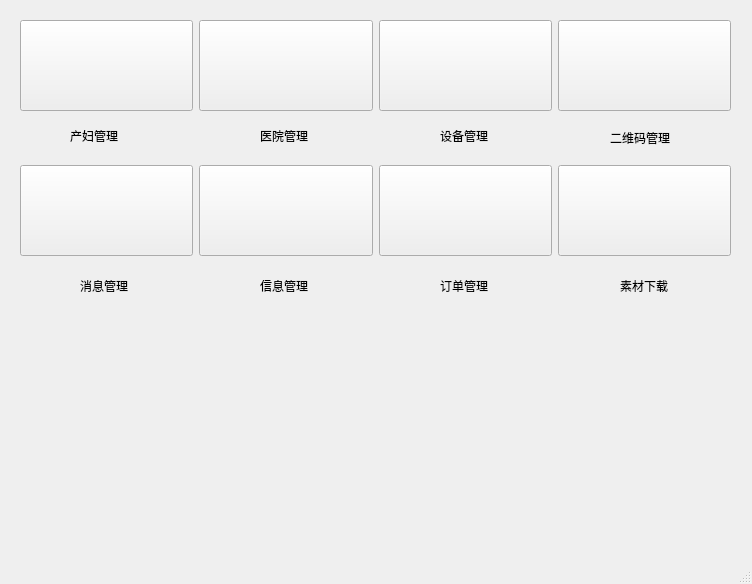
This is app/view/main/mainWindowui.ui in hello3306/wangyiyun-pyqt5 as Qt 5 draws it before an edit. The edited form follows.
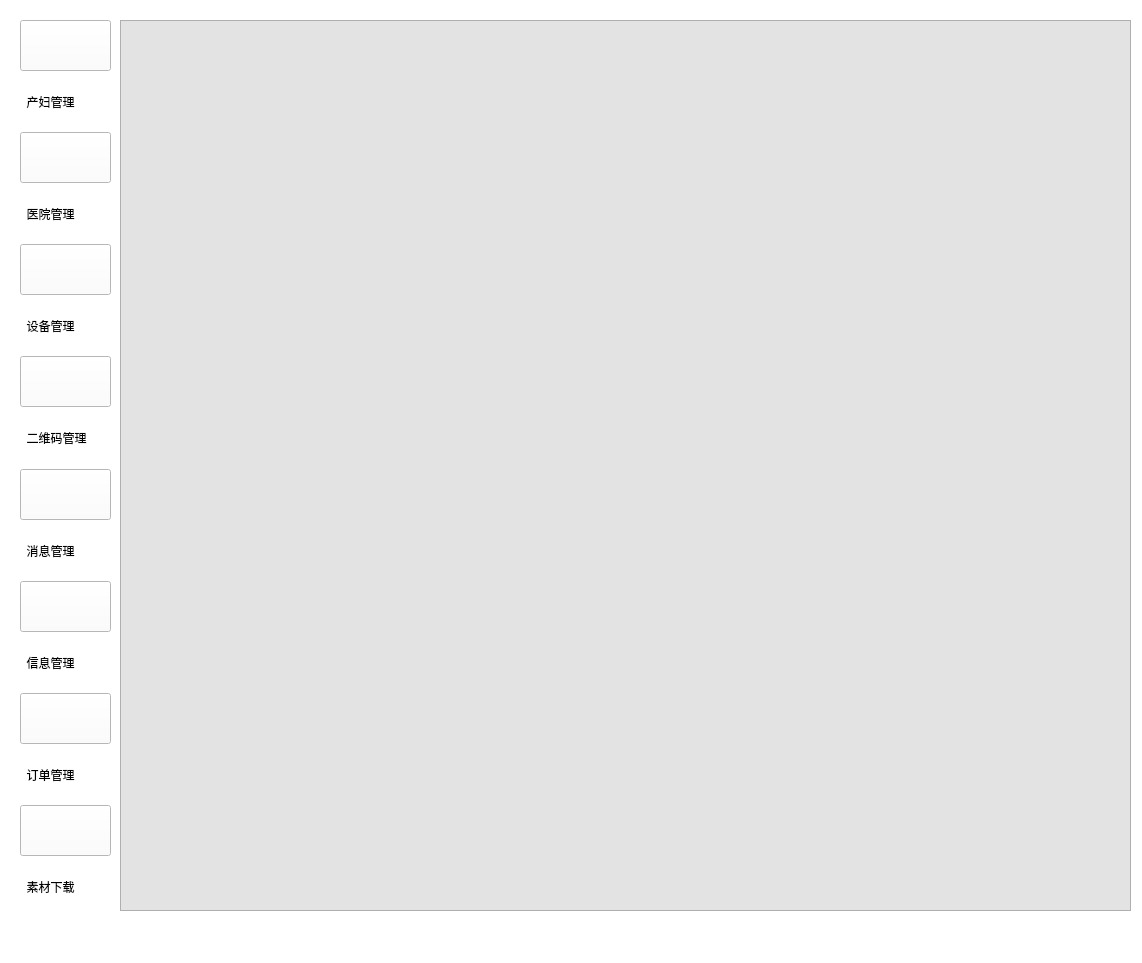
This is the edited form. Icons and pictures are not drawn.

Patch:
```diff
--- a/app/view/main/mainWindowui.ui
+++ b/app/view/main/mainWindowui.ui
@@ -6,118 +6,27 @@
    <rect>
     <x>0</x>
     <y>0</y>
-    <width>752</width>
-    <height>584</height>
+    <width>1142</width>
+    <height>963</height>
    </rect>
   </property>
   <property name="windowTitle">
    <string>宝宝云平台</string>
   </property>
   <property name="styleSheet">
-   <string notr="true"/>
+   <string notr="true">background:rgb(255, 255, 255)</string>
   </property>
   <widget class="QWidget" name="centralwidget">
-   <widget class="QLabel" name="label">
-    <property name="geometry">
-     <rect>
-      <x>70</x>
-      <y>130</y>
-      <width>54</width>
-      <height>12</height>
-     </rect>
-    </property>
-    <property name="text">
-     <string>产妇管理</string>
-    </property>
-   </widget>
-   <widget class="QLabel" name="label_2">
-    <property name="geometry">
-     <rect>
-      <x>260</x>
-      <y>130</y>
-      <width>54</width>
-      <height>12</height>
-     </rect>
-    </property>
-    <property name="text">
-     <string>医院管理</string>
-    </property>
-   </widget>
-   <widget class="QLabel" name="label_3">
-    <property name="geometry">
-     <rect>
-      <x>440</x>
-      <y>130</y>
-      <width>54</width>
-      <height>12</height>
-     </rect>
-    </property>
-    <property name="text">
-     <string>设备管理</string>
-    </property>
-   </widget>
-   <widget class="QLabel" name="label_4">
-    <property name="geometry">
-     <rect>
-      <x>610</x>
-      <y>130</y>
-      <width>81</width>
-      <height>16</height>
-     </rect>
-    </property>
-    <property name="text">
-     <string>二维码管理</string>
-    </property>
-   </widget>
-   <widget class="QLabel" name="label_5">
-    <property name="geometry">
-     <rect>
-      <x>80</x>
-      <y>280</y>
-      <width>54</width>
-      <height>12</height>
-     </rect>
-    </property>
-    <property name="text">
-     <string>消息管理</string>
-    </property>
-   </widget>
-   <widget class="QLabel" name="label_6">
-    <property name="geometry">
-     <rect>
-      <x>260</x>
-      <y>280</y>
-      <width>54</width>
-      <height>12</height>
-     </rect>
-    </property>
-    <property name="text">
-     <string>信息管理</string>
-    </property>
-   </widget>
-   <widget class="QLabel" name="label_7">
-    <property name="geometry">
-     <rect>
-      <x>440</x>
-      <y>280</y>
-      <width>54</width>
-      <height>12</height>
-     </rect>
-    </property>
-    <property name="text">
-     <string>订单管理</string>
-    </property>
-   </widget>
    <widget class="QWidget" name="layoutWidget">
     <property name="geometry">
      <rect>
       <x>20</x>
-      <y>10</y>
-      <width>711</width>
-      <height>111</height>
+      <y>20</y>
+      <width>91</width>
+      <height>891</height>
      </rect>
     </property>
-    <layout class="QHBoxLayout" name="horizontalLayout">
+    <layout class="QVBoxLayout" name="verticalLayout">
      <item>
       <widget class="QPushButton" name="pushButton">
        <property name="enabled">
@@ -126,7 +35,7 @@
        <property name="minimumSize">
         <size>
          <width>0</width>
-         <height>91</height>
+         <height>51</height>
         </size>
        </property>
        <property name="maximumSize">
@@ -177,12 +86,22 @@
        </property>
       </widget>
      </item>
+     <item>
+      <widget class="QLabel" name="label">
+       <property name="styleSheet">
+        <string notr="true">text-align : center;</string>
+       </property>
+       <property name="text">
+        <string>  产妇管理</string>
+       </property>
+      </widget>
+     </item>
      <item>
       <widget class="QPushButton" name="pushButton_2">
        <property name="minimumSize">
         <size>
          <width>0</width>
-         <height>91</height>
+         <height>51</height>
         </size>
        </property>
        <property name="styleSheet">
@@ -225,12 +144,22 @@
        </property>
       </widget>
      </item>
+     <item>
+      <widget class="QLabel" name="label_2">
+       <property name="styleSheet">
+        <string notr="true"/>
+       </property>
+       <property name="text">
+        <string>  医院管理</string>
+       </property>
+      </widget>
+     </item>
      <item>
       <widget class="QPushButton" name="pushButton_3">
        <property name="minimumSize">
         <size>
          <width>0</width>
-         <height>91</height>
+         <height>51</height>
         </size>
        </property>
        <property name="styleSheet">
@@ -273,12 +202,19 @@
        </property>
       </widget>
      </item>
+     <item>
+      <widget class="QLabel" name="label_3">
+       <property name="text">
+        <string>  设备管理</string>
+       </property>
+      </widget>
+     </item>
      <item>
       <widget class="QPushButton" name="pushButton_4">
        <property name="minimumSize">
         <size>
          <width>0</width>
-         <height>91</height>
+         <height>51</height>
         </size>
        </property>
        <property name="styleSheet">
@@ -321,24 +257,19 @@
        </property>
       </widget>
      </item>
-    </layout>
-   </widget>
-   <widget class="QWidget" name="layoutWidget">
-    <property name="geometry">
-     <rect>
-      <x>20</x>
-      <y>150</y>
-      <width>711</width>
-      <height>121</height>
-     </rect>
-    </property>
-    <layout class="QHBoxLayout" name="horizontalLayout_2">
+     <item>
+      <widget class="QLabel" name="label_4">
+       <property name="text">
+        <string>  二维码管理</string>
+       </property>
+      </widget>
+     </item>
      <item>
       <widget class="QPushButton" name="pushButton_5">
        <property name="minimumSize">
         <size>
          <width>0</width>
-         <height>91</height>
+         <height>51</height>
         </size>
        </property>
        <property name="styleSheet">
@@ -383,12 +314,19 @@
        </property>
       </widget>
      </item>
+     <item>
+      <widget class="QLabel" name="label_5">
+       <property name="text">
+        <string>  消息管理</string>
+       </property>
+      </widget>
+     </item>
      <item>
       <widget class="QPushButton" name="pushButton_6">
        <property name="minimumSize">
         <size>
          <width>0</width>
-         <height>91</height>
+         <height>51</height>
         </size>
        </property>
        <property name="styleSheet">
@@ -433,12 +371,19 @@
        </property>
       </widget>
      </item>
+     <item>
+      <widget class="QLabel" name="label_6">
+       <property name="text">
+        <string>  信息管理</string>
+       </property>
+      </widget>
+     </item>
      <item>
       <widget class="QPushButton" name="pushButton_7">
        <property name="minimumSize">
         <size>
          <width>0</width>
-         <height>91</height>
+         <height>51</height>
         </size>
        </property>
        <property name="styleSheet">
@@ -483,12 +428,19 @@
        </property>
       </widget>
      </item>
+     <item>
+      <widget class="QLabel" name="label_7">
+       <property name="text">
+        <string>  订单管理</string>
+       </property>
+      </widget>
+     </item>
      <item>
       <widget class="QPushButton" name="pushButton_8">
        <property name="minimumSize">
         <size>
          <width>0</width>
-         <height>91</height>
+         <height>51</height>
         </size>
        </property>
        <property name="styleSheet">
@@ -533,19 +485,27 @@
        </property>
       </widget>
      </item>
+     <item>
+      <widget class="QLabel" name="label_8">
+       <property name="text">
+        <string>  素材下载</string>
+       </property>
+      </widget>
+     </item>
     </layout>
    </widget>
-   <widget class="QLabel" name="label_8">
+   <widget class="QTableView" name="tableView">
     <property name="geometry">
      <rect>
-      <x>620</x>
-      <y>280</y>
-      <width>54</width>
-      <height>12</height>
+      <x>120</x>
+      <y>20</y>
+      <width>1011</width>
+      <height>891</height>
      </rect>
     </property>
-    <property name="text">
-     <string>素材下载</string>
+    <property name="styleSheet">
+     <string notr="true">background:url(:/image/hospital.png);
+background:rgb(227, 227, 227)</string>
     </property>
    </widget>
   </widget>
```
Left out of the diff: 38 changed lines with no effect on the pictures.
